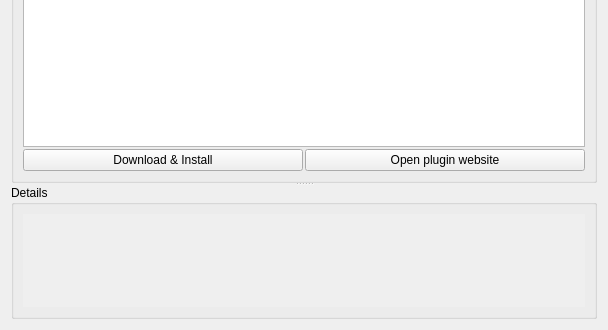
Qt form ui/options_plugins_download.ui (metabrainz/picard) before a commit; both pictures show x 0 to 608 and y 144 to 474 of the 608 by 474 pixel window.
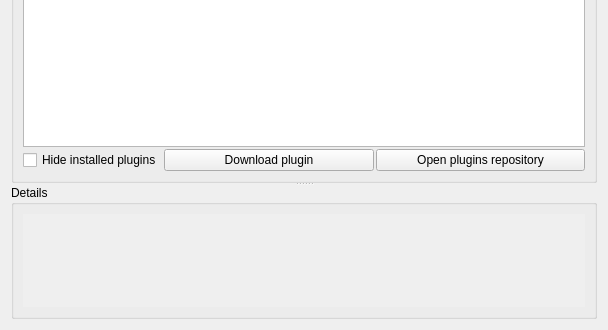
The same form after that commit.

Commit message:
Added a 'Hide installed plugins' checkbox to the downloads page
We could have a setting that defines the default state of the checkbox.

The checkbox feels a bit oddly placed, a push button would've been
better?

Patch:
```diff
--- a/ui/options_plugins_download.ui
+++ b/ui/options_plugins_download.ui
@@ -68,6 +68,13 @@
        </item>
        <item>
         <layout class="QHBoxLayout" name="horizontalLayout">
+         <item>
+          <widget class="QCheckBox" name="hide_installed">
+           <property name="text">
+            <string>Hide installed plugins</string>
+           </property>
+          </widget>
+         </item>
          <item>
           <widget class="QPushButton" name="install_plugin">
            <property name="sizePolicy">
@@ -77,7 +84,7 @@
             </sizepolicy>
            </property>
            <property name="text">
-            <string>Download &amp;&amp; Install</string>
+            <string>Download plugin</string>
            </property>
           </widget>
          </item>
@@ -90,7 +97,7 @@
             </sizepolicy>
            </property>
            <property name="text">
-            <string>Open plugin website</string>
+            <string>Open plugins repository</string>
            </property>
           </widget>
          </item>
```
The commit also changes 2 other files.
